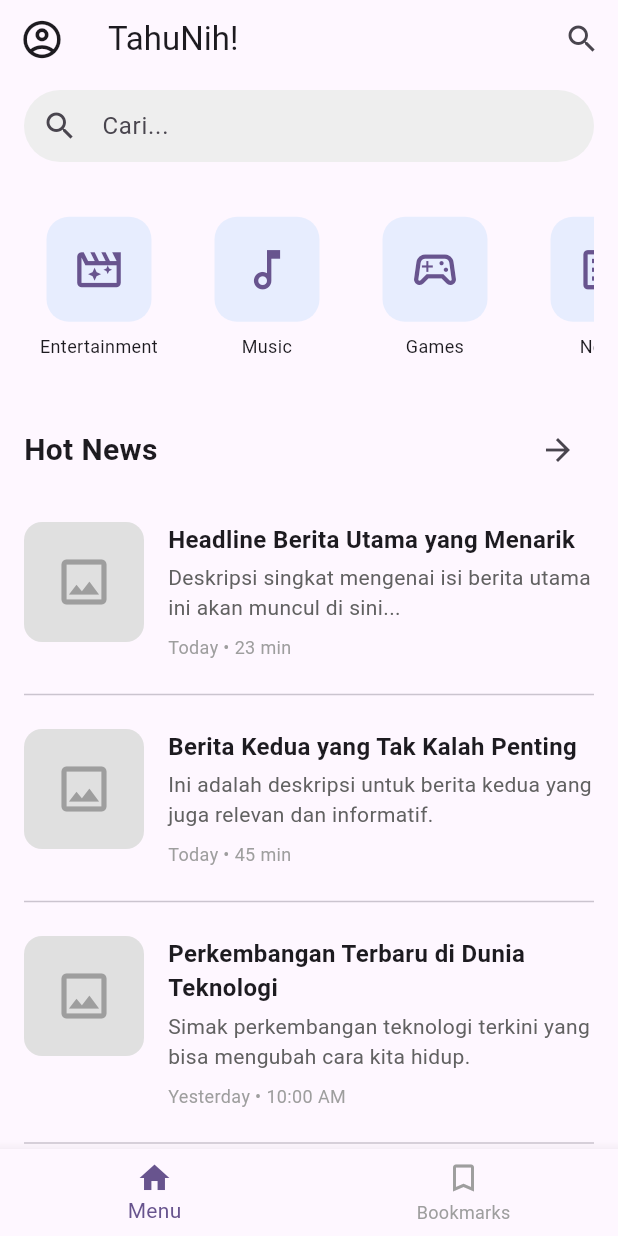
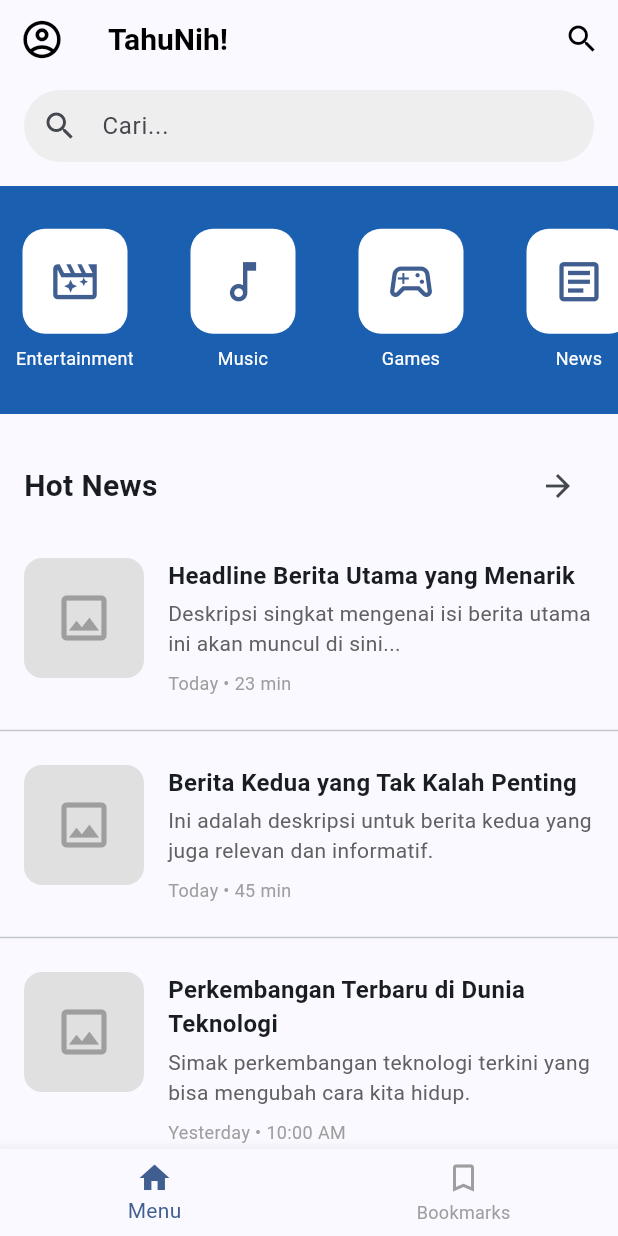
Before and after one commit to 2206034/tahu_nih, a Flutter app: the HomeScreen screen opened directly, on a phone screen of 412 x 824 dp. Run offline on Flutter 3.47's test engine with Material 3 defaults, Android fonts, the phone set to English and light mode, and no system bars; our stand-ins replace flutter_screenutil, go_router.

Commit message:
perapihan home screen dan widgets

```diff
--- a/lib/routes/app_route.dart
+++ b/lib/routes/app_route.dart
@@ -29,7 +29,7 @@ class AppRouter {
         GoRoute(
           path: '/home',
           name: RouteNames.home,
-          pageBuilder: (context, state) => MaterialPage(child: HomeScreen()), aa
+          pageBuilder: (context, state) => MaterialPage(child: HomeScreen()),
         ),
       ]
     );
--- a/lib/views/home_screen.dart
+++ b/lib/views/home_screen.dart
@@ -1,5 +1,7 @@
 import 'package:flutter/material.dart';
-import 'detail_screen.dart'; // Impor halaman detail yang baru dibuat
+import 'detail_screen.dart';
+import '../widgets/category_item.dart';
+import '../widgets/news_list_item.dart';
 
 class HomeScreen extends StatefulWidget {
   const HomeScreen({super.key});
@@ -15,26 +17,33 @@ class _HomeScreenState extends State<HomeScreen> {
     setState(() {
       _selectedIndex = index;
     });
-    // Contoh navigasi dari BottomNavigationBar jika diperlukan:
-    // if (index == 1) { // Misal, tab Bookmarks
-    //   Navigator.push(
-    //     context,
-    //     MaterialPageRoute(builder: (context) => const DetailScreen(title: 'Halaman Bookmark')),
-    //   );
-    // }
+    if (index == 1) {
+      Navigator.push(
+        context,
+        MaterialPageRoute(builder: (context) => const DetailScreen(title: 'Halaman Bookmark')),
+      );
+    }
   }
 
   @override
   Widget build(BuildContext context) {
+    // Dapatkan warna latar belakang scaffold dari tema
+    final scaffoldBackgroundColor = Theme.of(context).scaffoldBackgroundColor;
+    // Dapatkan tema AppBar dari tema utama
+    final appBarTheme = Theme.of(context).appBarTheme;
+
+
     return Scaffold(
-      appBar: AppBar(
-        leading: const Icon(Icons.account_circle_outlined, size: 30),
-        title: const Text('TahuNih!'),
+      // appBar: AppBar(...), // AppBar standar dihapus dari sini
+      body: CustomScrollView(
+        slivers: <Widget>[
+          SliverAppBar(
+            leading: Icon(Icons.account_circle_outlined, size: 30, color: appBarTheme.iconTheme?.color ?? Colors.black),
+            title: Text('TahuNih!', style: appBarTheme.titleTextStyle ?? const TextStyle(color: Colors.black, fontSize: 20, fontWeight: FontWeight.bold)),
             actions: [
               IconButton(
-            icon: const Icon(Icons.search),
+                icon: Icon(Icons.search, color: appBarTheme.iconTheme?.color ?? Colors.black),
                 onPressed: () {
-              // Aksi ketika ikon pencarian ditekan
                   ScaffoldMessenger.of(context).showSnackBar(
                     const SnackBar(content: Text('Fitur pencarian belum diimplementasikan')),
                   );
@@ -60,15 +69,23 @@ class _HomeScreenState extends State<HomeScreen> {
                 ),
               ),
             ),
+            pinned: false,  // Membuat AppBar tidak menempel di atas
+            floating: true, // Membuat AppBar muncul kembali saat scroll ke atas
+            snap: true,     // Membuat AppBar "snap" ke tempatnya saat muncul/hilang
+            backgroundColor: appBarTheme.backgroundColor ?? scaffoldBackgroundColor, // Samakan dengan warna AppBar atau Scaffold
+            elevation: appBarTheme.elevation ?? 0, // Samakan dengan elevasi AppBar sebelumnya
           ),
-      body: SingleChildScrollView(
+          SliverToBoxAdapter( // Untuk membungkus konten non-sliver
             child: Padding(
-          padding: const EdgeInsets.all(16.0),
+              padding: const EdgeInsets.symmetric( vertical: 8.0),
               child: Column(
                 crossAxisAlignment: CrossAxisAlignment.start,
                 children: [
                   // Bagian Kategori
-              SizedBox(
+                  Container(
+                    padding: const EdgeInsets.symmetric(vertical: 16.0),
+                    color: const Color.fromARGB(255, 27, 95, 177),
+                    child: SizedBox(
                       height: 120,
                       child: ListView(
                         scrollDirection: Axis.horizontal,
@@ -81,10 +98,13 @@ class _HomeScreenState extends State<HomeScreen> {
                         ],
                       ),
                     ),
+                  ),
                   const SizedBox(height: 24),
 
                   // Bagian Hot News
-              Row(
+                  Container(
+                    padding: const EdgeInsets.symmetric(horizontal: 16.0),
+                    child: Row(
                       mainAxisAlignment: MainAxisAlignment.spaceBetween,
                       children: [
                         const Text(
@@ -102,10 +122,13 @@ class _HomeScreenState extends State<HomeScreen> {
                         ),
                       ],
                     ),
+                  ),
                   const SizedBox(height: 16),
 
                   // Daftar Berita
-              NewsListItem(
+                  Container(
+                    padding: const EdgeInsets.symmetric(horizontal: 16.0),
+                    child: NewsListItem(
                       headline: 'Headline Berita Utama yang Menarik',
                       description: 'Deskripsi singkat mengenai isi berita utama ini akan muncul di sini...',
                       timeAgo: 'Today • 23 min',
@@ -116,8 +139,11 @@ class _HomeScreenState extends State<HomeScreen> {
                         );
                       }
                     ),
+                  ),
                   const Divider(height: 30),
-              NewsListItem(
+                  Container(
+                    padding: const EdgeInsets.symmetric(horizontal: 16.0),
+                    child: NewsListItem(
                       headline: 'Berita Kedua yang Tak Kalah Penting',
                       description: 'Ini adalah deskripsi untuk berita kedua yang juga relevan dan informatif.',
                       timeAgo: 'Today • 45 min',
@@ -128,8 +154,11 @@ class _HomeScreenState extends State<HomeScreen> {
                         );
                       }
                     ),
+                  ),
                   const Divider(height: 30),
-              NewsListItem(
+                  Container(
+                    padding: const EdgeInsets.symmetric(horizontal: 16.0),
+                    child: NewsListItem(
                       headline: 'Perkembangan Terbaru di Dunia Teknologi',
                       description: 'Simak perkembangan teknologi terkini yang bisa mengubah cara kita hidup.',
                       timeAgo: 'Yesterday • 10:00 AM',
@@ -140,8 +169,11 @@ class _HomeScreenState extends State<HomeScreen> {
                         );
                       }
                     ),
+                  ),
                    const Divider(height: 30),
-              NewsListItem(
+                  Container(
+                    padding: const EdgeInsets.symmetric(horizontal: 16.0),
+                    child: NewsListItem(
                       headline: 'Tips Produktif Selama di Rumah',
                       description: 'Beberapa tips yang bisa Anda coba untuk tetap produktif meski bekerja dari rumah.',
                       timeAgo: '2 days ago',
@@ -152,9 +184,12 @@ class _HomeScreenState extends State<HomeScreen> {
                         );
                       }
                     ),
+                  ),
                 ],
               ),
             ),
+          ),
+        ],
       ),
       bottomNavigationBar: BottomNavigationBar(
         items: const <BottomNavigationBarItem>[
@@ -178,121 +213,3 @@ class _HomeScreenState extends State<HomeScreen> {
     );
   }
 }
-
-// Widget Kustom untuk Item Kategori
-class CategoryItem extends StatelessWidget {
-  final IconData iconData;
-  final String label;
-
-  const CategoryItem({
-    super.key,
-    required this.iconData,
-    required this.label,
-  });
-
-  @override
-  Widget build(BuildContext context) {
-    return InkWell( // Menambahkan InkWell untuk efek sentuhan dan onTap
-      onTap: () {
-        Navigator.push(
-          context,
-          MaterialPageRoute(builder: (context) => DetailScreen(title: 'Kategori: $label')),
-        );
-      },
-      borderRadius: BorderRadius.circular(15), // Agar efek ripple sesuai dengan bentuk
-      child: Container(
-        width: 100,
-        margin: const EdgeInsets.only(right: 12.0),
-        padding: const EdgeInsets.symmetric(vertical: 8.0), // Tambahkan padding agar area tap lebih baik
-        child: Column(
-          mainAxisAlignment: MainAxisAlignment.center,
-          children: [
-            Container(
-              width: 70,
-              height: 70,
-              decoration: BoxDecoration(
-                color: Colors.blue.withOpacity(0.1),
-                borderRadius: BorderRadius.circular(15),
-              ),
-              child: Icon(iconData, size: 35, color: Theme.of(context).primaryColor),
-            ),
-            const SizedBox(height: 8),
-            Text(
-              label,
-              textAlign: TextAlign.center,
-              style: const TextStyle(fontSize: 12),
-              maxLines: 1,
-              overflow: TextOverflow.ellipsis,
-            ),
-          ],
-        ),
-      ),
-    );
-  }
-}
-
-// Widget Kustom untuk Item Daftar Berita
-class NewsListItem extends StatelessWidget {
-  final String headline;
-  final String description;
-  final String timeAgo;
-  final VoidCallback? onTap; // Tambahkan callback onTap
-
-  const NewsListItem({
-    super.key,
-    required this.headline,
-    required this.description,
-    required this.timeAgo,
-    this.onTap, // Jadikan onTap opsional
-  });
-
-  @override
-  Widget build(BuildContext context) {
-    return InkWell( // Menambahkan InkWell agar item berita bisa di-tap
-      onTap: onTap,
-      child: Padding( // Tambahkan padding agar konten tidak terlalu mepet ke tepi saat di-tap
-        padding: const EdgeInsets.symmetric(vertical: 8.0),
-        child: Row(
-          crossAxisAlignment: CrossAxisAlignment.start,
-          children: [
-            Container(
-              width: 80,
-              height: 80,
-              decoration: BoxDecoration(
-                color: Colors.grey[300],
-                borderRadius: BorderRadius.circular(12),
-              ),
-              child: const Icon(Icons.image_outlined, size: 40, color: Colors.grey),
-            ),
-            const SizedBox(width: 16),
-            Expanded(
-              child: Column(
-                crossAxisAlignment: CrossAxisAlignment.start,
-                children: [
-                  Text(
-                    headline,
-                    style: const TextStyle(fontSize: 16, fontWeight: FontWeight.bold),
-                    maxLines: 2,
-                    overflow: TextOverflow.ellipsis,
-                  ),
-                  const SizedBox(height: 4),
-                  Text(
-                    description,
-                    style: TextStyle(fontSize: 14, color: Colors.grey[700]),
-                    maxLines: 2,
-                    overflow: TextOverflow.ellipsis,
-                  ),
-                  const SizedBox(height: 8),
-                  Text(
-                    timeAgo,
-                    style: TextStyle(fontSize: 12, color: Colors.grey[500]),
-                  ),
-                ],
-              ),
-            ),
-          ],
-        ),
-      ),
-    );
-  }
-}
--- /dev/null
+++ b/lib/widgets/category_item.dart
@@ -0,0 +1,53 @@
+import 'package:flutter/material.dart';
+import '../views/detail_screen.dart'; // Perhatikan penggunaan '../' untuk naik satu level direktori
+
+class CategoryItem extends StatelessWidget {
+  final IconData iconData;
+  final String label;
+
+  const CategoryItem({
+    super.key,
+    required this.iconData,
+    required this.label,
+  });
+
+  @override
+  Widget build(BuildContext context) {
+    return InkWell(
+      onTap: () {
+        Navigator.push(
+          context,
+          MaterialPageRoute(builder: (context) => DetailScreen(title: 'Kategori: $label')),
+        );
+      },
+      borderRadius: BorderRadius.circular(15),
+      child: Container(
+        width: 100,
+        margin: const EdgeInsets.only(right: 12.0),
+        padding: const EdgeInsets.symmetric(vertical: 8.0),
+        child: Column(
+          mainAxisAlignment: MainAxisAlignment.center,
+            children: [
+            Container(
+              width: 70,
+              height: 70,
+              decoration: BoxDecoration(
+              color: Colors.white,
+              borderRadius: BorderRadius.circular(15),
+              ),
+              child: Icon(iconData, size: 35, color: Theme.of(context).primaryColor),
+            ),
+            const SizedBox(height: 8),
+            Text(
+              label,
+              textAlign: TextAlign.center,
+              style: const TextStyle(fontSize: 12, color: Colors.white),
+              maxLines: 1,
+              overflow: TextOverflow.ellipsis,
+            ),
+          ],
+        ),
+      ),
+    );
+  }
+}
--- /dev/null
+++ b/lib/widgets/news_list_item.dart
@@ -0,0 +1,67 @@
+import 'package:flutter/material.dart';
+// Tidak perlu import detail_screen.dart di sini karena onTap di-handle dari luar
+
+class NewsListItem extends StatelessWidget {
+  final String headline;
+  final String description;
+  final String timeAgo;
+  final VoidCallback? onTap;
+
+  const NewsListItem({
+    super.key,
+    required this.headline,
+    required this.description,
+    required this.timeAgo,
+    this.onTap,
+  });
+
+  @override
+  Widget build(BuildContext context) {
+    return InkWell(
+      onTap: onTap,
+      child: Padding(
+        padding: const EdgeInsets.symmetric(vertical: 8.0),
+        child: Row(
+          crossAxisAlignment: CrossAxisAlignment.start,
+          children: [
+            Container(
+              width: 80,
+              height: 80,
+              decoration: BoxDecoration(
+                color: Colors.grey[300],
+                borderRadius: BorderRadius.circular(12),
+              ),
+              child: const Icon(Icons.image_outlined, size: 40, color: Colors.grey),
+            ),
+            const SizedBox(width: 16),
+            Expanded(
+              child: Column(
+                crossAxisAlignment: CrossAxisAlignment.start,
+                children: [
+                  Text(
+                    headline,
+                    style: const TextStyle(fontSize: 16, fontWeight: FontWeight.bold),
+                    maxLines: 2,
+                    overflow: TextOverflow.ellipsis,
+                  ),
+                  const SizedBox(height: 4),
+                  Text(
+                    description,
+                    style: TextStyle(fontSize: 14, color: Colors.grey[700]),
+                    maxLines: 2,
+                    overflow: TextOverflow.ellipsis,
+                  ),
+                  const SizedBox(height: 8),
+                  Text(
+                    timeAgo,
+                    style: TextStyle(fontSize: 12, color: Colors.grey[500]),
+                  ),
+                ],
+              ),
+            ),
+          ],
+        ),
+      ),
+    );
+  }
+}
```
Also changed, not shown: lib/main.dart (+19 -108 lines), lib/views/detail_screen.dart (added, +43 -0 lines). Lines whose indentation alone changed are shown as unchanged.
